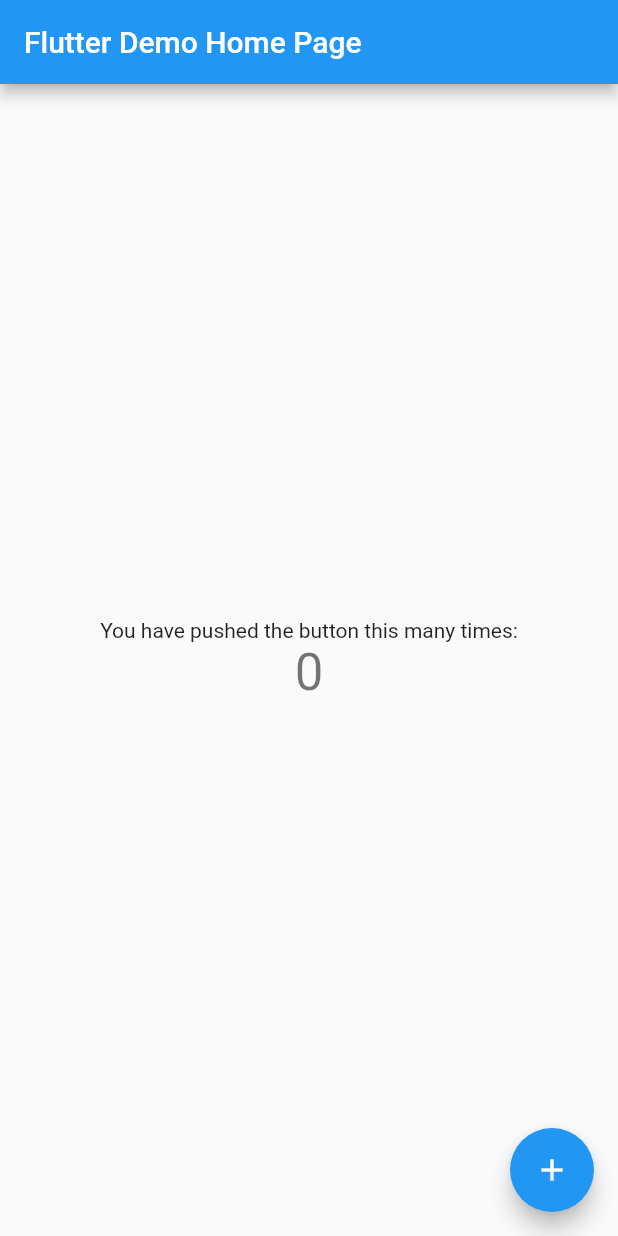
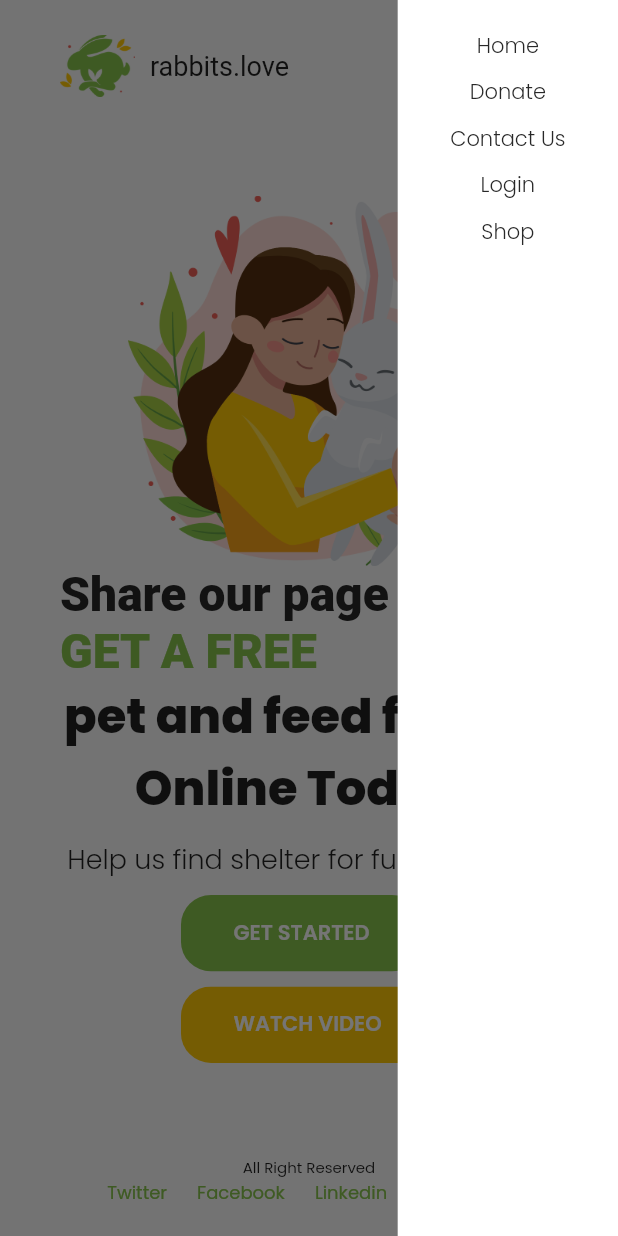
Before and after one commit to Maria-Sparrow/my_second_lab_flutter, a Flutter app: the screen it shows after launch, with the side drawer open (before the commit the screen has no drawer), on a phone screen of 412 x 824 dp. Run offline on Flutter 3.47's test engine with Material 2 defaults, Android fonts, the phone set to English and light mode, and no system bars; our stand-ins replace google_fonts.

Commit message:
added second lab with responsives

```diff
--- /dev/null
+++ b/lib/components/footer.dart
@@ -0,0 +1,145 @@
+import 'package:flutter/material.dart';
+import 'package:flutter_web/responsive.dart';
+
+import '../constants.dart';
+
+class Footer extends StatelessWidget {
+  const Footer({
+    Key key,
+  }) : super(key: key);
+
+  @override
+  Widget build(BuildContext context) {
+    return (!isMobile(context)) ? DesktopFooter() : MobileFooter();
+  }
+}
+
+class DesktopFooter extends StatelessWidget {
+  const DesktopFooter({
+    Key key,
+  }) : super(key: key);
+
+  @override
+  Widget build(BuildContext context) {
+    return Container(
+      margin: EdgeInsets.symmetric(vertical: 20, horizontal: 40),
+      child: Row(
+        children: <Widget>[
+          Expanded(
+            flex: 1,
+            child: Text(
+              'All Right Reserved',
+              style: TextStyle(
+                fontSize: 10
+              ),
+            )
+          ),
+
+
+            Expanded(
+              flex: 2,
+              child: Row(
+                children: <Widget>[
+                  NavItem(
+                    title: 'Twitter',
+                    tapEvent: () {},
+                  ),
+
+                  NavItem(
+                    title: 'Facebook',
+                    tapEvent: () {},
+                  ),
+
+                  NavItem(
+                    title: 'Linkedin',
+                    tapEvent: () {},
+                  ),
+
+                  NavItem(
+                    title: 'Instagram',
+                    tapEvent: () {},
+                  ),
+                ],
+              )
+            ),
+        ],
+      ),
+    );
+  }
+}
+
+class MobileFooter extends StatelessWidget {
+  const MobileFooter({
+    Key key,
+  }) : super(key: key);
+
+  @override
+  Widget build(BuildContext context) {
+    return Container(
+      margin: EdgeInsets.symmetric(vertical: 20, horizontal: 40),
+      child: Column(
+        children: <Widget>[
+          Text(
+            'All Right Reserved',
+            style: TextStyle(
+              fontSize: 10
+            ),
+          ),
+          Row(
+            mainAxisAlignment: MainAxisAlignment.center,
+            children: <Widget>[
+              NavItem(
+                title: 'Twitter',
+                tapEvent: () {},
+              ),
+
+              NavItem(
+                title: 'Facebook',
+                tapEvent: () {},
+              ),
+
+              NavItem(
+                title: 'Linkedin',
+                tapEvent: () {},
+              ),
+
+              NavItem(
+                title: 'Instagram',
+                tapEvent: () {},
+              ),
+            ],
+          )
+        ],
+      ),
+    );
+  }
+}
+
+class NavItem extends StatelessWidget {
+  const NavItem({
+    Key key,
+    @required this.title,
+    @required this.tapEvent
+  }) : super(key: key);
+
+  final String title;
+  final GestureTapCallback tapEvent;
+
+  @override
+  Widget build(BuildContext context) {
+    return InkWell(
+      onTap: tapEvent,
+      hoverColor: Colors.transparent,
+      child: Padding(
+        padding: EdgeInsets.symmetric(horizontal: 10),
+        child: Text(
+          title,
+          style: TextStyle(
+            color: kPrimaryColor,
+            fontSize: 12
+          ),
+        ),
+      ),
+    );
+  }
+}
--- /dev/null
+++ b/lib/components/header.dart
@@ -0,0 +1,64 @@
+import 'package:flutter/material.dart';
+import 'package:flutter_web/responsive.dart';
+import 'package:google_fonts/google_fonts.dart';
+
+import '../constants.dart';
+import 'menu_item.dart';
+
+class Header extends StatelessWidget {
+  const Header({
+    Key key,
+  }) : super(key: key);
+
+  @override
+  Widget build(BuildContext context) {
+    return Container(
+      margin: EdgeInsets.symmetric(vertical: 20, horizontal: 40),
+      child: Row(
+        children: <Widget>[
+          Image.asset(
+            'assets/images/logo.png',
+            width: 50,
+          ),
+          SizedBox(width: 10),
+          Text(
+            "rabbits.love",
+            style: GoogleFonts.reenieBeanie(fontSize: 18),
+          ),
+          Spacer(),
+          if (!isMobile(context))
+            Row(
+              children: [
+                NavItem(
+                  title: 'Home',
+                  tapEvent: () {},
+                ),
+                NavItem(
+                  title: 'Donate',
+                  tapEvent: () {},
+                ),
+                NavItem(
+                  title: 'Contact Us',
+                  tapEvent: () {},
+                ),
+                NavItem(
+                  title: 'Login',
+                  tapEvent: () {},
+                ),
+                NavItem(
+                  title: 'Shop',
+                  tapEvent: () {},
+                ),
+              ],
+            ),
+          if (isMobile(context))
+            IconButton(
+                icon: Icon(Icons.menu),
+                onPressed: () {
+                  Scaffold.of(context).openEndDrawer();
+                })
+        ],
+      ),
+    );
+  }
+}
--- /dev/null
+++ b/lib/components/main_button.dart
@@ -0,0 +1,36 @@
+
+import 'package:flutter/material.dart';
+
+class MainButton extends StatelessWidget {
+  const MainButton({
+    Key key,
+    @required this.title,
+    @required this.tapEvent,
+    @required this.color,
+  }) : super(key: key);
+
+  final String title;
+  final GestureTapCallback tapEvent;
+  final Color color;
+
+  @override
+  Widget build(BuildContext context) {
+    return ClipRRect(
+      borderRadius: BorderRadius.circular(20),
+      child: TextButton(
+        onPressed: tapEvent,
+        style: ButtonStyle(
+          backgroundColor: MaterialStateProperty.all<Color>(color),
+          padding: MaterialStateProperty.all(EdgeInsets.symmetric(horizontal: 35, vertical: 15))
+        ),
+        child: Text(
+          title,
+          style: TextStyle(
+            color: Colors.white,
+            fontWeight: FontWeight.w600
+          ),
+        ),
+      ),
+    );
+  }
+}
--- /dev/null
+++ b/lib/components/menu_item.dart
@@ -0,0 +1,32 @@
+import 'package:flutter/material.dart';
+
+import '../constants.dart';
+
+class NavItem extends StatelessWidget {
+  const NavItem({
+    Key key,
+    @required this.title,
+    @required this.tapEvent
+  }) : super(key: key);
+
+  final String title;
+  final GestureTapCallback tapEvent;
+
+  @override
+  Widget build(BuildContext context) {
+    return InkWell(
+      onTap: tapEvent,
+      hoverColor: Colors.transparent,
+      child: Padding(
+        padding: EdgeInsets.symmetric(horizontal: 15),
+        child: Text(
+          title,
+          style: TextStyle(
+            color: kTextColor,
+            fontWeight: FontWeight.w300
+          ),
+        ),
+      ),
+    );
+  }
+}
--- /dev/null
+++ b/lib/components/side_menu.dart
@@ -0,0 +1,54 @@
+import 'package:flutter/material.dart';
+
+import 'menu_item.dart';
+
+class SideMenu extends StatelessWidget {
+  @override
+  Widget build(BuildContext context) {
+    return Container(
+      height: double.infinity,
+      color: Colors.white,
+      child: SafeArea(
+        child: SingleChildScrollView(
+          padding: EdgeInsets.all(20),
+          child: Column(
+            children: [
+              NavItem(
+                title: 'Home',
+                tapEvent: () {},
+              ),
+
+              SizedBox(height: 10),
+
+              NavItem(
+                title: 'Donate',
+                tapEvent: () {},
+              ),
+
+              SizedBox(height: 10),
+
+              NavItem(
+                title: 'Contact Us',
+                tapEvent: () {},
+              ),
+
+              SizedBox(height: 10),
+
+              NavItem(
+                title: 'Login',
+                tapEvent: () {},
+              ),
+
+              SizedBox(height: 10),
+
+              NavItem(
+                title: 'Shop',
+                tapEvent: () {},
+              ),
+            ],
+          ),
+        ),
+      ),
+    );
+  }
+}
--- /dev/null
+++ b/lib/constants.dart
@@ -0,0 +1,5 @@
+import 'package:flutter/material.dart';
+
+const kPrimaryColor = Color(0XFF88C54D);
+const kSecondaryColor = Color(0XFFFFC906);
+const kTextColor = Color(0XFF282828);
--- a/lib/main.dart
+++ b/lib/main.dart
@@ -1,115 +1,22 @@
 import 'package:flutter/material.dart';
+import 'package:flutter_web/constants.dart';
+import 'package:flutter_web/screens/home/home.dart';
+import 'package:google_fonts/google_fonts.dart';
 
 void main() {
-  runApp(const MyApp());
+  runApp(MyApp());
 }
 
 class MyApp extends StatelessWidget {
-  const MyApp({Key? key}) : super(key: key);
-
-  // This widget is the root of your application.
   @override
   Widget build(BuildContext context) {
     return MaterialApp(
-      title: 'Flutter Demo',
+      title: 'second lab',
+      debugShowCheckedModeBanner: false,
       theme: ThemeData(
-        // This is the theme of your application.
-        //
-        // Try running your application with "flutter run". You'll see the
-        // application has a blue toolbar. Then, without quitting the app, try
-        // changing the primarySwatch below to Colors.green and then invoke
-        // "hot reload" (press "r" in the console where you ran "flutter run",
-        // or simply save your changes to "hot reload" in a Flutter IDE).
-        // Notice that the counter didn't reset back to zero; the application
-        // is not restarted.
-        primarySwatch: Colors.blue,
-      ),
-      home: const MyHomePage(title: 'Flutter Demo Home Page'),
+          primaryColor: kPrimaryColor,
+          textTheme: GoogleFonts.poppinsTextTheme(Theme.of(context).textTheme)),
+      home: HomeScreen(),
     );
   }
 }
-
-class MyHomePage extends StatefulWidget {
-  const MyHomePage({Key? key, required this.title}) : super(key: key);
-
-  // This widget is the home page of your application. It is stateful, meaning
-  // that it has a State object (defined below) that contains fields that affect
-  // how it looks.
-
-  // This class is the configuration for the state. It holds the values (in this
-  // case the title) provided by the parent (in this case the App widget) and
-  // used by the build method of the State. Fields in a Widget subclass are
-  // always marked "final".
-
-  final String title;
-
-  @override
-  State<MyHomePage> createState() => _MyHomePageState();
-}
-
-class _MyHomePageState extends State<MyHomePage> {
-  int _counter = 0;
-
-  void _incrementCounter() {
-    setState(() {
-      // This call to setState tells the Flutter framework that something has
-      // changed in this State, which causes it to rerun the build method below
-      // so that the display can reflect the updated values. If we changed
-      // _counter without calling setState(), then the build method would not be
-      // called again, and so nothing would appear to happen.
-      _counter++;
-    });
-  }
-
-  @override
-  Widget build(BuildContext context) {
-    // This method is rerun every time setState is called, for instance as done
-    // by the _incrementCounter method above.
-    //
-    // The Flutter framework has been optimized to make rerunning build methods
-    // fast, so that you can just rebuild anything that needs updating rather
-    // than having to individually change instances of widgets.
-    return Scaffold(
-      appBar: AppBar(
-        // Here we take the value from the MyHomePage object that was created by
-        // the App.build method, and use it to set our appbar title.
-        title: Text(widget.title),
-      ),
-      body: Center(
-        // Center is a layout widget. It takes a single child and positions it
-        // in the middle of the parent.
-        child: Column(
-          // Column is also a layout widget. It takes a list of children and
-          // arranges them vertically. By default, it sizes itself to fit its
-          // children horizontally, and tries to be as tall as its parent.
-          //
-          // Invoke "debug painting" (press "p" in the console, choose the
-          // "Toggle Debug Paint" action from the Flutter Inspector in Android
-          // Studio, or the "Toggle Debug Paint" command in Visual Studio Code)
-          // to see the wireframe for each widget.
-          //
-          // Column has various properties to control how it sizes itself and
-          // how it positions its children. Here we use mainAxisAlignment to
-          // center the children vertically; the main axis here is the vertical
-          // axis because Columns are vertical (the cross axis would be
-          // horizontal).
-          mainAxisAlignment: MainAxisAlignment.center,
-          children: <Widget>[
-            const Text(
-              'You have pushed the button this many times:',
-            ),
-            Text(
-              '$_counter',
-              style: Theme.of(context).textTheme.headline4,
-            ),
-          ],
-        ),
-      ),
-      floatingActionButton: FloatingActionButton(
-        onPressed: _incrementCounter,
-        tooltip: 'Increment',
-        child: const Icon(Icons.add),
-      ), // This trailing comma makes auto-formatting nicer for build methods.
-    );
-  }
-}
--- /dev/null
+++ b/lib/responsive.dart
@@ -0,0 +1,5 @@
+import 'package:flutter/material.dart';
+
+bool isMobile(BuildContext context) => MediaQuery.of(context).size.width < 650;
+bool isTab(BuildContext context) => MediaQuery.of(context).size.width < 1300 && MediaQuery.of(context).size.width >= 650;
+bool isDesktop(BuildContext context) => MediaQuery.of(context).size.width >= 1300;
--- /dev/null
+++ b/lib/screens/home/components/jumbotron.dart
@@ -0,0 +1,101 @@
+import 'package:flutter/material.dart';
+import 'package:flutter_web/components/main_button.dart';
+import 'package:flutter_web/responsive.dart';
+
+import '../../../constants.dart';
+
+class Jumbotron extends StatelessWidget {
+  const Jumbotron({
+    Key key,
+  }) : super(key: key);
+
+  @override
+  Widget build(BuildContext context) {
+    Size size = MediaQuery.of(context).size;
+
+    return Container(
+        margin: EdgeInsets.symmetric(vertical: 20, horizontal: 40),
+        child: Row(
+          children: <Widget>[
+            Expanded(
+                child: Padding(
+              padding: EdgeInsets.only(right: !isMobile(context) ? 40 : 0),
+              child: Column(
+                mainAxisAlignment: !isMobile(context)
+                    ? MainAxisAlignment.start
+                    : MainAxisAlignment.center,
+                crossAxisAlignment: !isMobile(context)
+                    ? CrossAxisAlignment.start
+                    : CrossAxisAlignment.center,
+                children: <Widget>[
+                  if (isMobile(context))
+                    Image.asset(
+                      'assets/images/main.png',
+                      height: size.height * 0.3,
+                    ),
+                  RichText(
+                      text: TextSpan(children: [
+                    TextSpan(
+                        text: 'Share our page and  ',
+                        style: TextStyle(
+                            fontSize: isDesktop(context) ? 64 : 32,
+                            fontWeight: FontWeight.w800,
+                            color: kTextColor)),
+                    TextSpan(
+                        text: 'GET A FREE ',
+                        style: TextStyle(
+                            fontSize: isDesktop(context) ? 64 : 32,
+                            fontWeight: FontWeight.w800,
+                            color: kPrimaryColor)),
+                  ])),
+                  Text(
+                    'pet and feed for one',
+                    style: TextStyle(
+                        fontSize: isDesktop(context) ? 64 : 32,
+                        fontWeight: FontWeight.w800),
+                  ),
+                  Text(
+                    'Online Today!',
+                    style: TextStyle(
+                        fontSize: isDesktop(context) ? 64 : 32,
+                        fontWeight: FontWeight.w800),
+                  ),
+                  SizedBox(height: 10),
+                  Text(
+                    'Help us find shelter for furry animals.',
+                    textAlign:
+                        isMobile(context) ? TextAlign.center : TextAlign.start,
+                    style: TextStyle(
+                        fontSize: isDesktop(context) ? 36 : 18,
+                        fontWeight: FontWeight.w300),
+                  ),
+                  SizedBox(height: 10),
+                  Wrap(
+                    runSpacing: 10,
+                    children: <Widget>[
+                      MainButton(
+                        title: 'GET STARTED',
+                        color: kPrimaryColor,
+                        tapEvent: () {},
+                      ),
+                      SizedBox(width: 10),
+                      MainButton(
+                        title: 'WATCH VIDEO',
+                        color: kSecondaryColor,
+                        tapEvent: () {},
+                      )
+                    ],
+                  )
+                ],
+              ),
+            )),
+            if (isDesktop(context) || isTab(context))
+              Expanded(
+                  child: Image.asset(
+                'assets/images/main.png',
+                height: size.height * 0.7,
+              ))
+          ],
+        ));
+  }
+}
--- /dev/null
+++ b/lib/screens/home/home.dart
@@ -0,0 +1,33 @@
+import 'package:flutter/material.dart';
+import 'package:flutter_web/components/footer.dart';
+import 'package:flutter_web/components/header.dart';
+import 'package:flutter_web/components/side_menu.dart';
+
+import 'components/jumbotron.dart';
+
+class HomeScreen extends StatelessWidget {
+  @override
+  Widget build(BuildContext context) {
+    Size size = MediaQuery.of(context).size;
+
+    return Scaffold(
+      endDrawer: ConstrainedBox(
+        constraints: BoxConstraints(maxWidth: 300),
+        child: SideMenu(),
+      ),
+      body: SingleChildScrollView(
+        child: SafeArea(
+          child: Container(
+            width: size.width,
+            constraints: BoxConstraints(minHeight: size.height),
+            child: Column(
+              crossAxisAlignment: CrossAxisAlignment.start,
+              mainAxisAlignment: MainAxisAlignment.spaceBetween,
+              children: <Widget>[Header(), Jumbotron(), Footer()],
+            ),
+          ),
+        ),
+      ),
+    );
+  }
+}
```
Also changed, not shown: pubspec.yaml (+7 -18 lines), assets/images/logo.png (added), assets/images/main.png (added), pubspec.lock.
